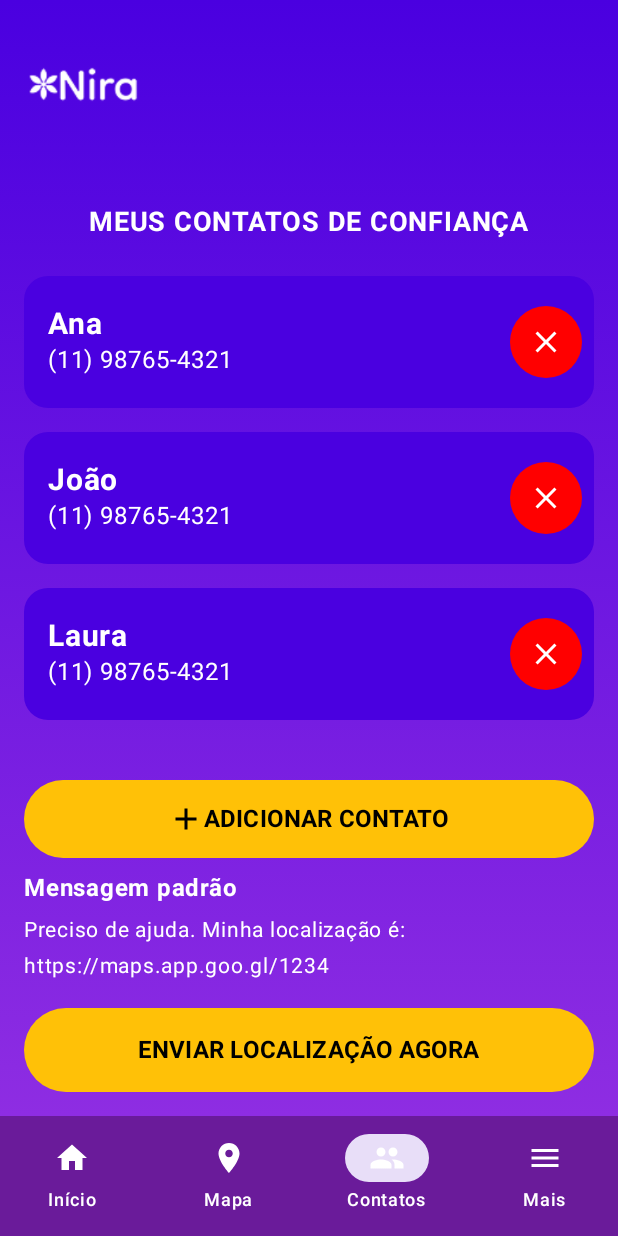
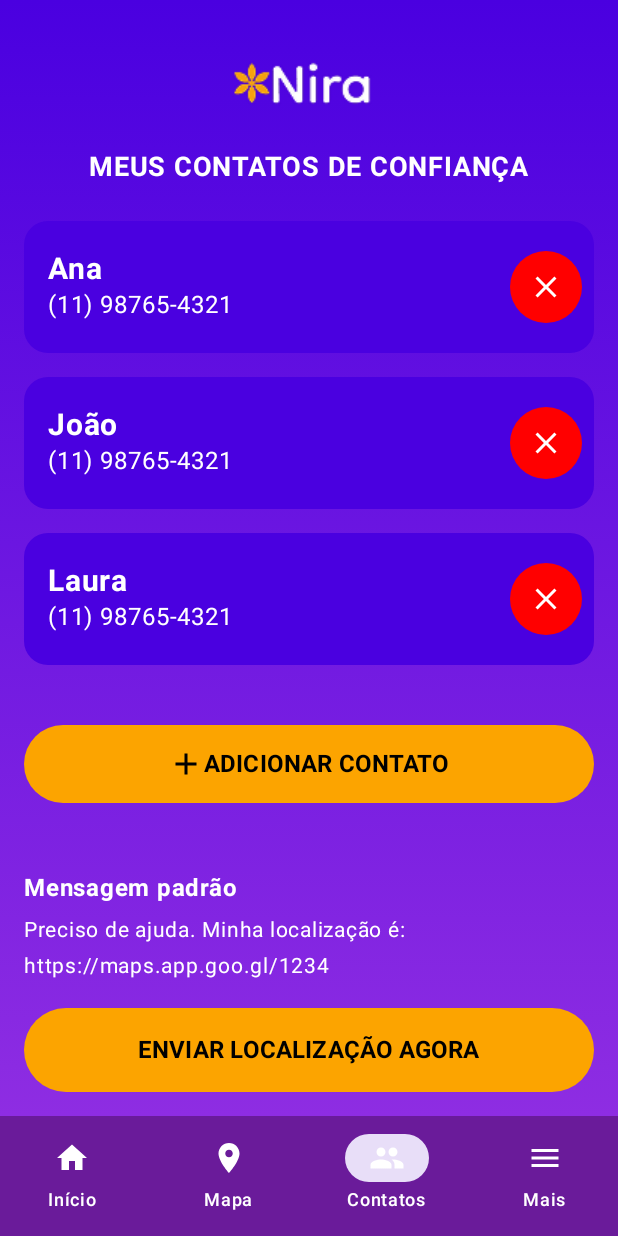
Before and after one commit to CyntiaHagers/nira-android, an Android app built with Jetpack Compose: the HomeScreen screen opened through its navigation route, item 3 of the bottom bar chosen, on a phone screen of 412 x 824 dp. Run offline under Robolectric (Android 15) with nearby library versions, the phone set to English and light mode, and no system bars; Roboto replaces fonts that are not available here.

Commit message:
padronizacao da logo nas telas homescreen e contactsscreen

```diff
--- a/app/src/main/java/br/com/fiap/nira/ui/screens/ContactsScreen.kt
+++ b/app/src/main/java/br/com/fiap/nira/ui/screens/ContactsScreen.kt
@@ -1,6 +1,7 @@
 package br.com.fiap.nira.ui.screens
 
 
+import androidx.compose.foundation.Image
 import androidx.compose.foundation.background
 import androidx.compose.foundation.layout.*
 import androidx.compose.foundation.shape.CircleShape
@@ -18,6 +19,7 @@ import androidx.compose.ui.Alignment
 import androidx.compose.ui.Modifier
 import androidx.compose.ui.graphics.Brush
 import androidx.compose.ui.graphics.Color
+import androidx.compose.ui.layout.ContentScale
 import androidx.compose.ui.res.painterResource
 import androidx.compose.ui.text.font.FontWeight
 import androidx.compose.ui.tooling.preview.Preview
@@ -29,7 +31,7 @@ import br.com.fiap.nira.R
 val PurpleStart = Color(0xFF4A00E0)
 val PurpleEnd = Color(0xFF8E2DE2)
 val DarkPurple = Color(0xFF4A00E0)
-val ButtonYellow = Color(0xFFFFC107)
+val ButtonYellow = Color(0xFFFCA400)
 val TextWhite = Color.White
 
 // Modelo de dados para um contato
@@ -130,14 +132,18 @@ fun TopBar() {
     Row(
         modifier = Modifier
             .fillMaxWidth()
-            .padding(16.dp),
-        verticalAlignment = Alignment.CenterVertically
+            .padding(top = 36.dp),
+        verticalAlignment = Alignment.CenterVertically,
+        horizontalArrangement = Arrangement.Center
+
     ) {
-        Icon(
+        Image(
             painter = painterResource(id = R.drawable.logo_nira_app),
-            contentDescription = "NIRA Logo",
-            tint = TextWhite,
-            modifier = Modifier.size(80.dp)
+            contentDescription = "image description",
+            contentScale = ContentScale.FillBounds,
+            modifier = Modifier
+                .width(101.dp)
+                .height(39.dp)
         )
         Spacer(modifier = Modifier.width(8.dp))
         Text(
--- a/app/src/main/java/br/com/fiap/nira/ui/screens/HomeScreen.kt
+++ b/app/src/main/java/br/com/fiap/nira/ui/screens/HomeScreen.kt
@@ -15,6 +15,7 @@ import androidx.compose.foundation.layout.fillMaxWidth
 import androidx.compose.foundation.layout.height
 import androidx.compose.foundation.layout.padding
 import androidx.compose.foundation.layout.width
+import androidx.compose.foundation.shape.RoundedCornerShape
 import androidx.compose.material3.Button
 import androidx.compose.material3.ButtonColors
 import androidx.compose.material3.ButtonDefaults
@@ -41,8 +42,9 @@ fun HomeScreen() {
     Box(
         modifier = Modifier
             .fillMaxSize()
-            .background(Color(0xFF7939A4))
+            .background(Color(0x6F7939A4))
     ) {
+        // logo no topo
         Row (
             modifier = Modifier
                 .fillMaxWidth()
@@ -59,6 +61,8 @@ fun HomeScreen() {
                     .height(39.dp)
             )
         }
+
+        // texto no topo
         Row (
             modifier = Modifier
                 .fillMaxWidth()
@@ -76,12 +80,14 @@ fun HomeScreen() {
                     color = Color(0xFFFFFFFF),
                 )
             )
-
         }
 
+        // organização dos botões centrais
         Column (
-            modifier = Modifier.
-            align(Alignment.Center),
+            modifier = Modifier
+                .align(Alignment.Center)
+                .padding(horizontal = 16.dp)
+
         )
         {
             Button(
@@ -103,6 +109,13 @@ fun HomeScreen() {
                 Text("Chatbot de ajuda")
             }
         }
+
+        Row (
+            modifier = Modifier
+                .fillMaxWidth()
+        ) {
+
+        }
     }
 }
 
```
Also changed, not shown: app/src/main/res/drawable/botao_contatos.png (added), app/src/main/res/drawable/botao_home.png (added), app/src/main/res/drawable/botao_mais.png (added), app/src/main/res/drawable/botao_mapa.png (added), app/src/main/res/drawable/logo_branca.png (added).
